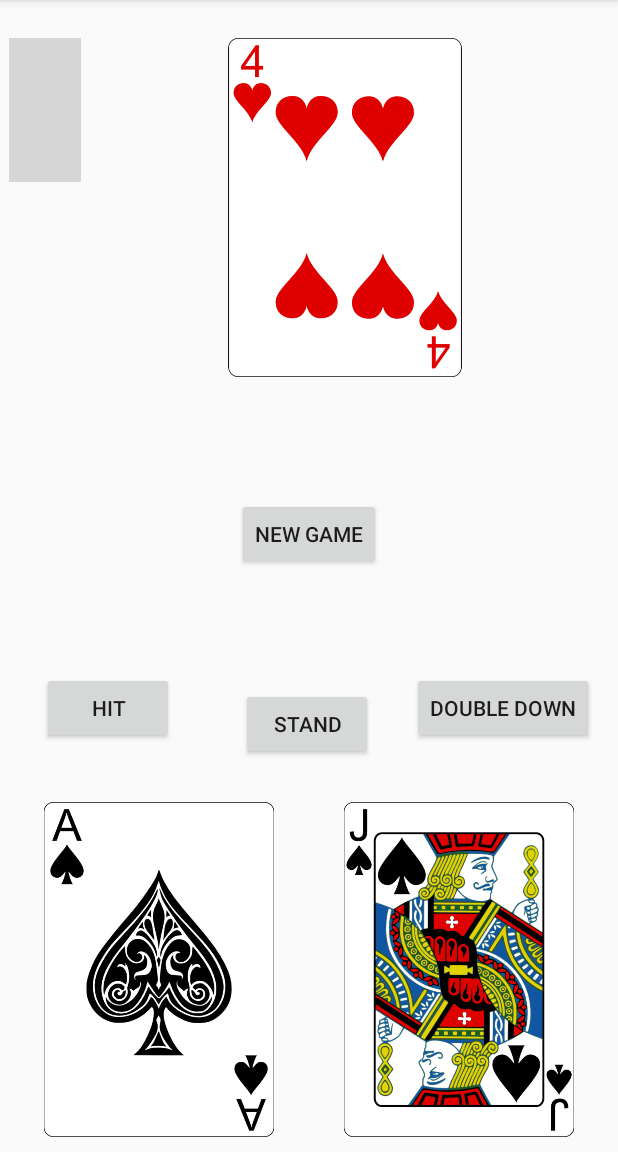
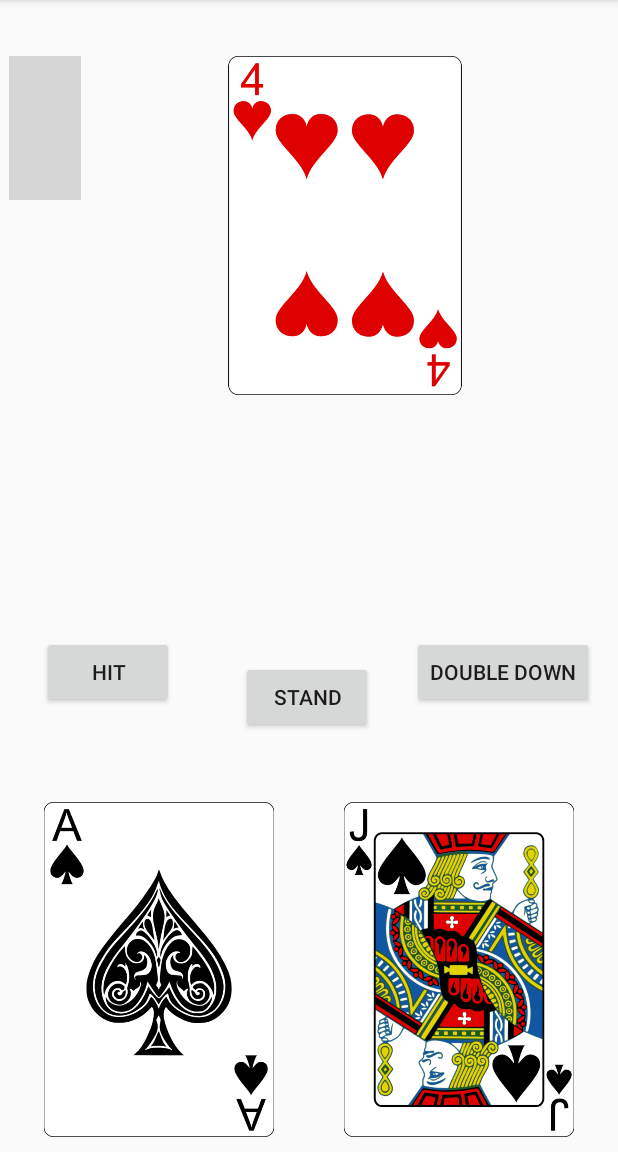
Before and after one commit to KalebBrommerich/CS345, an Android app: the screen it shows after launch (MainActivity), after a tap on "NEW GAME", on a phone screen of 412 x 824 dp, the part 84-1236 px from its top. Run offline under Robolectric (Android 15) with nearby library versions, the phone set to English and light mode, and no system bars; grey boxes are pictures that could not be loaded.

Commit message:
Buttons only show when they should, started game logic

```diff
--- a/app/src/main/java/com/example/cs345finalproject/Game.kt
+++ b/app/src/main/java/com/example/cs345finalproject/Game.kt
@@ -4,6 +4,8 @@ import android.os.Bundle
 import android.view.LayoutInflater
 import android.view.View
 import android.view.ViewGroup
+import android.widget.Button
+import androidx.core.view.isVisible
 import androidx.fragment.app.Fragment
 
 class Game: Fragment() {
@@ -15,4 +17,8 @@ class Game: Fragment() {
         val view = inflater.inflate(R.layout.game,container,false)
         return view
     }
+
+    override fun onResume() {
+        super.onResume()
+    }
 }
--- a/app/src/main/java/com/example/cs345finalproject/MainActivity.kt
+++ b/app/src/main/java/com/example/cs345finalproject/MainActivity.kt
@@ -19,6 +19,7 @@ import androidx.core.view.GravityCompat
 import androidx.core.view.ViewCompat
 import androidx.core.view.WindowInsetsCompat
 import androidx.core.view.children
+import androidx.core.view.isVisible
 import androidx.core.view.marginLeft
 import androidx.core.view.marginTop
 import androidx.drawerlayout.widget.DrawerLayout
@@ -93,10 +94,19 @@ class MainActivity : AppCompatActivity(), NavigationView.OnNavigationItemSelecte
 
     fun createNewGame(v: View){
         //TODO: when pressed takes you to the game.xml and starts a new game
+        playerScore = 0
+        dealerScore = 0
+
+
         Toast.makeText(this, "new game", Toast.LENGTH_SHORT).show()
         Log.i("INFO", "making fragment")
 
         supportFragmentManager.beginTransaction().replace(R.id.framelayout, Game()).commitNow()
+
+        findViewById<Button>(R.id.hitBtn).isVisible = true
+        findViewById<Button>(R.id.standBtn).isVisible = true
+        findViewById<Button>(R.id.doubleDownBtn).isVisible = true
+        findViewById<Button>(R.id.newGameAfterGameBtn).isVisible = false
 
         //create the shuffled deck
         Log.i("INFO", "making deck")
@@ -109,6 +119,7 @@ class MainActivity : AppCompatActivity(), NavigationView.OnNavigationItemSelecte
         findViewById<ImageView>(R.id.playerCard2).setImageResource(playerHand[1].getImageResource(this))
 
         dealerHand = initializeHand()
+        findViewById<ImageView>(R.id.dealerCard1).setImageResource(R.drawable.back)
         findViewById<ImageView>(R.id.dealerCard2).setImageResource(dealerHand[1].getImageResource(this))
 
 
@@ -144,7 +155,16 @@ class MainActivity : AppCompatActivity(), NavigationView.OnNavigationItemSelecte
         doubleDownButton.isEnabled = false
 
         //TODO: Function logic to control the dealer
-        addCardToView(false, getCard())
+        findViewById<ImageView>(R.id.dealerCard1).setImageResource(dealerHand[0].getImageResource(this))
+        while (dealerScore <17){
+            addCardToView(false, getCard())
+        }
+
+        //After game has finished
+        findViewById<Button>(R.id.hitBtn).isVisible = false
+        findViewById<Button>(R.id.standBtn).isVisible = false
+        findViewById<Button>(R.id.doubleDownBtn).isVisible = false
+        findViewById<Button>(R.id.newGameAfterGameBtn).isVisible = true
     }
     fun doubleDown(v: View){
         Toast.makeText(this, "double down", Toast.LENGTH_SHORT).show()
--- a/app/src/main/res/layout/game.xml
+++ b/app/src/main/res/layout/game.xml
@@ -26,6 +26,7 @@
         android:layout_marginTop="68dp"
         android:onClick="hit"
         android:text="@string/hit"
+        android:visibility="invisible"
         app:layout_constraintStart_toStartOf="parent"
         app:layout_constraintTop_toBottomOf="@+id/newGameAfterGameBtn" />
 
@@ -35,6 +36,7 @@
         android:layout_height="wrap_content"
         android:onClick="stand"
         android:text="@string/stand"
+        android:visibility="invisible"
         app:layout_constraintBottom_toBottomOf="parent"
         app:layout_constraintEnd_toStartOf="@+id/doubleDownBtn"
         app:layout_constraintHorizontal_bias="0.633"
@@ -50,6 +52,7 @@
         android:layout_marginEnd="16dp"
         android:onClick="doubleDown"
         android:text="@string/doubleDown"
+        android:visibility="invisible"
         app:layout_constraintEnd_toEndOf="parent"
         app:layout_constraintTop_toBottomOf="@+id/newGameAfterGameBtn" />
 
```
